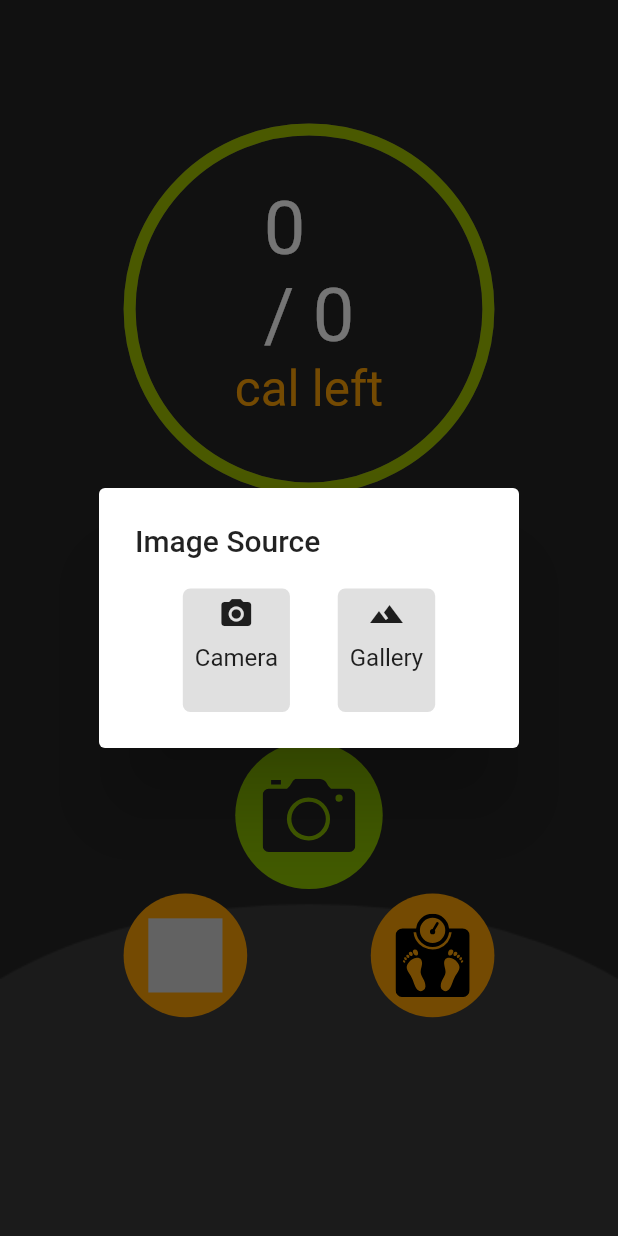
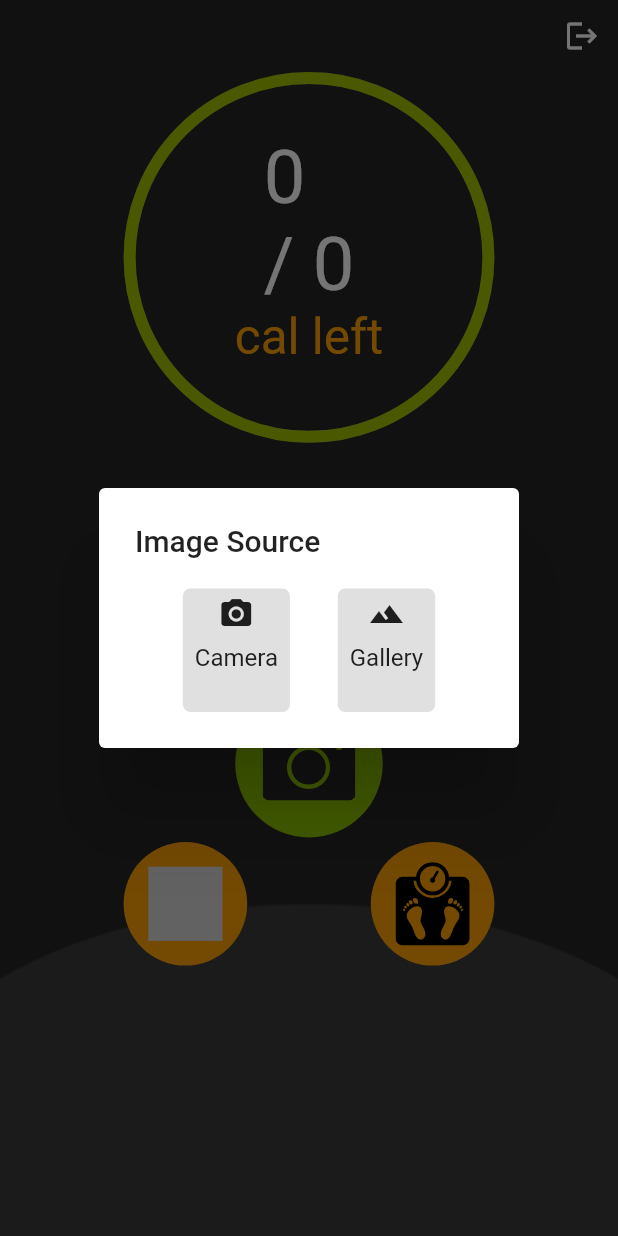
Before and after one commit to CPAD2021SecB/SecBGroup09, a Flutter app: the screen it shows once a user with an empty profile is signed in, after a tap on an icon or button, on a phone screen of 412 x 824 dp. Run offline on Flutter 3.47's test engine with Material 2 defaults, Android fonts, the phone set to English and light mode, and no system bars; drawn by our look-alikes of percent_indicator; our stand-ins replace cloud_firestore, dio, file_picker, firebase_auth, firebase_core, flutter_signin_button and 7 more; missing offline and left inert: google_ml_kit; accounts and stored records are empty; project files that could hold a hidden picture were left out.

```diff
--- a/lib/main.dart
+++ b/lib/main.dart
@@ -14,21 +14,12 @@ Future<void> main() async {
 class MyApp extends StatelessWidget {
   const MyApp({Key? key}) : super(key: key);
 
-  // This widget is the root of your application.
   @override
   Widget build(BuildContext context) {
     return GetMaterialApp(
       title: 'Flutter Demo',
+      debugShowCheckedModeBanner: false,
       theme: ThemeData(
-        // This is the theme of your application.
-        //
-        // Try running your application with "flutter run". You'll see the
-        // application has a blue toolbar. Then, without quitting the app, try
-        // changing the primarySwatch below to Colors.green and then invoke
-        // "hot reload" (press "r" in the console where you ran "flutter run",
-        // or simply save your changes to "hot reload" in a Flutter IDE).
-        // Notice that the counter didn't reset back to zero; the application
-        // is not restarted.
         primarySwatch: Colors.blue,
       ),
       home: const SplashScreen(),
--- a/lib/screens/home_screen/home_screen.dart
+++ b/lib/screens/home_screen/home_screen.dart
@@ -5,6 +5,7 @@ import 'package:calorie_tracker/screens/home_screen/widgets/daily_progress.dart'
 import 'package:calorie_tracker/screens/sport_event_screen/sport_event_screen.dart';
 import 'package:calorie_tracker/services/calorie_service.dart';
 import 'package:calorie_tracker/services/user_info_service.dart';
+import 'package:firebase_auth/firebase_auth.dart';
 import 'package:flutter/material.dart';
 import 'package:fluttertoast/fluttertoast.dart';
 import 'package:get/get.dart';
@@ -76,10 +77,20 @@ class _HomeScreenState extends State<HomeScreen> {
             fit: BoxFit.fill,
           ),
         ),
+        child: SafeArea(
           child: Column(
             children: [
-            SizedBox(
-              height: Get.height * 0.1,
+              Align(
+                alignment: Alignment.centerRight,
+                child: IconButton(
+                  onPressed: () {
+                    FirebaseAuth.instance.signOut();
+                  },
+                  icon: const Icon(
+                    Icons.logout,
+                    color: Colors.white,
+                  ),
+                ),
               ),
               DailyProgress(
                 caloriesConsumed: _caloriesConsumed,
@@ -108,7 +119,8 @@ class _HomeScreenState extends State<HomeScreen> {
                           Get.to(
                             () => HealthStatusScreen(
                               allocatedCalories: _totalCalories,
-                            isHealthy: (_caloriesConsumed / _totalCalories) < 1,
+                              isHealthy:
+                                  (_caloriesConsumed / _totalCalories) < 1,
                             ),
                           );
                         },
@@ -120,6 +132,7 @@ class _HomeScreenState extends State<HomeScreen> {
             ],
           ),
         ),
+      ),
     );
   }
 }
--- a/lib/screens/home_screen/widgets/camera_button.dart
+++ b/lib/screens/home_screen/widgets/camera_button.dart
@@ -1,5 +1,7 @@
 import 'dart:io';
 import 'package:calorie_tracker/screens/calorie_info_screen/calorie_info_screen.dart';
+import 'package:file_picker/file_picker.dart';
+import 'package:flutter/foundation.dart';
 import 'package:flutter/material.dart';
 import 'package:flutter_svg/svg.dart';
 import 'package:get/get.dart';
@@ -19,6 +21,21 @@ class _CameraButtonState extends State<CameraButton> {
   Widget build(BuildContext context) {
     return GestureDetector(
       onTap: () async {
+        if (kIsWeb) {
+          FilePickerResult? result = await FilePicker.platform.pickFiles(
+            type: FileType.custom,
+            allowedExtensions: ['jpg', 'png'],
+          );
+          if (result != null) {
+            Get.back();
+            Get.to(() => CalorieInfoScreen(
+                  file: File.fromRawPath(result.files.first.bytes!),
+                  uint8listFile: result.files.first.bytes,
+                ))?.then((_) {
+              widget.fetchCalorieData();
+            });
+          }
+        } else {
           showDialog(
               context: context,
               builder: (_) {
@@ -46,6 +63,7 @@ class _CameraButtonState extends State<CameraButton> {
                   ),
                 );
               });
+        }
       },
       child: Container(
         decoration: const BoxDecoration(
```
Also changed, not shown: lib/screens/calorie_info_screen/calorie_info_screen.dart (+20 -3 lines), lib/services/food_calorie_info_service.dart (+36 -0 lines), pubspec.yaml (+3 -64 lines), pubspec.lock. Lines whose indentation alone changed are shown as unchanged.
